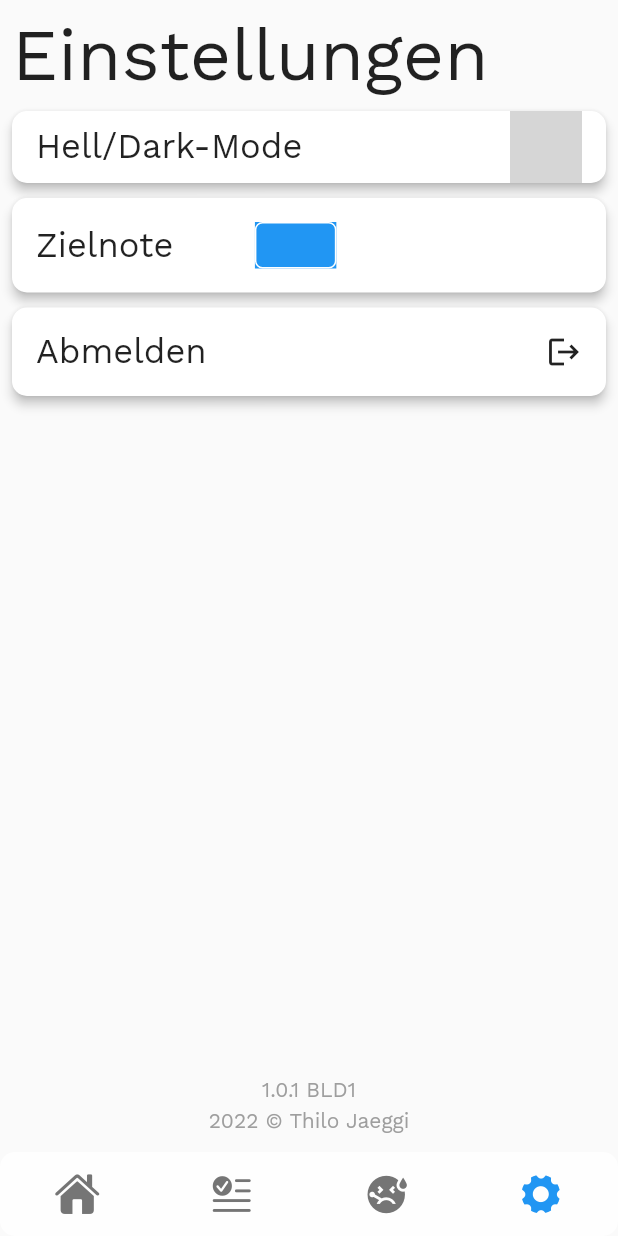
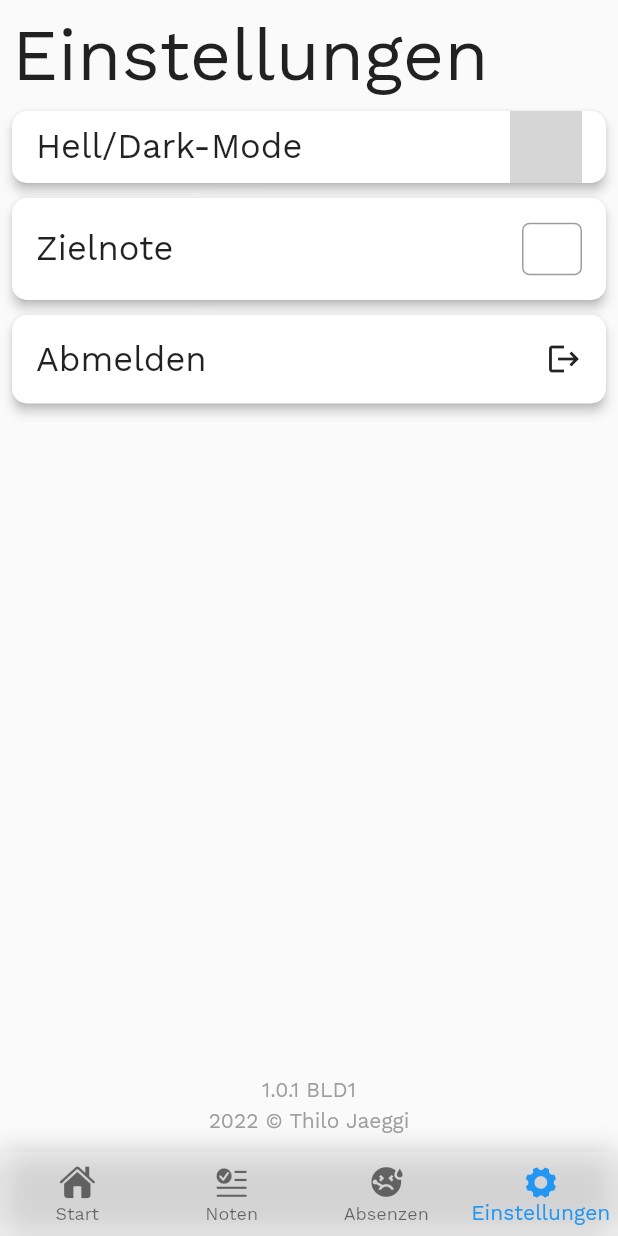
Before and after one commit to thilojaeggi/notely, a Flutter app: the ViewContainerWidget screen opened directly, item 4 of the bottom bar chosen, after a tap on "Hell/Dark-Mode", on a phone screen of 412 x 824 dp. Run offline on Flutter 3.47's test engine with Material 2 defaults, Android fonts, the phone set to English and light mode, and no system bars; drawn by our look-alikes of custom_navigation_bar; our stand-ins replace dropdown_button2, fl_chart, flutter_local_notifications, flutter_secure_storage, flutter_spinkit, package_info_plus and 4 more; missing offline and left inert: day_night_switcher, fl_toast, window_manager, workmanager; accounts and stored records are empty; network calls fail; grey boxes are pictures that could not be loaded.

Commit message:
Target Grade TextField. New Globals.

```diff
--- a/lib/config/Globals.dart
+++ b/lib/config/Globals.dart
@@ -1,3 +1,2 @@
-class Globals {
-  static String apiBase = "https://kaschuso.so.ch/public";
-}
+String apiBase = "https://kaschuso.so.ch/public";
+String accessToken = "";
--- a/lib/pages/grades_page.dart
+++ b/lib/pages/grades_page.dart
@@ -9,6 +9,7 @@ import 'package:http/http.dart' as http;
 import 'package:flutter_spinkit/flutter_spinkit.dart';
 
 import '../Models/Grade.dart';
+import '../config/Globals.dart';
 
 class GradesPage extends StatefulWidget {
   const GradesPage({Key? key}) : super(key: key);
@@ -63,7 +64,6 @@ class _GradesPageState extends State<GradesPage> {
 
   Future<void> getData() async {
     final prefs = await SharedPreferences.getInstance();
-    String _accessToken = prefs.getString('accessToken') ?? "";
     String school = prefs.getString("school") ?? "ksso";
     String url =
         "https://kaschuso.so.ch/public/${school.toLowerCase()}/rest/v1/me/grades";
@@ -71,9 +71,8 @@ class _GradesPageState extends State<GradesPage> {
     print(url);
     try {
       await http.get(Uri.parse(debugUrl), headers: {
-        'Authorization': 'Bearer $_accessToken',
+        'Authorization': 'Bearer $accessToken',
       }).then((response) {
-        print(response.body);
         _gradeList = (json.decode(response.body) as List)
             .map((i) => Grade.fromJson(i))
             .toList();
@@ -107,6 +106,7 @@ class _GradesPageState extends State<GradesPage> {
     super.initState();
     getExistingData();
     getData();
+    print(accessToken);
   }
 
   Widget _buildGradeCard(BuildContext context, int index) {
--- a/lib/pages/settings_page.dart
+++ b/lib/pages/settings_page.dart
@@ -1,15 +1,16 @@
+import 'dart:io';
 import 'dart:math';
 
 import 'package:day_night_switcher/day_night_switcher.dart';
-import 'package:dropdown_button2/dropdown_button2.dart';
 import 'package:flutter/material.dart';
 import 'package:flutter/services.dart';
 import 'package:flutter_secure_storage/flutter_secure_storage.dart';
 import 'package:page_transition/page_transition.dart';
-import 'package:schulnetz/pages/login_page.dart';
 import 'package:shared_preferences/shared_preferences.dart';
 import 'package:theme_provider/theme_provider.dart';
 import 'package:package_info_plus/package_info_plus.dart';
+
+import 'login_page.dart';
 
 class SettingsPage extends StatefulWidget {
   const SettingsPage({Key? key}) : super(key: key);
@@ -34,7 +35,7 @@ class _SettingsPageState extends State<SettingsPage> {
 
   Future<void> _initPackageInfo() async {}
 
-  void enableDarkMode(bool dark) {
+  Future<void> enableDarkMode(bool dark) async {
     if (dark) {
       ThemeProvider.controllerOf(context).setTheme("dark_theme");
     } else {
@@ -106,7 +107,79 @@ class _SettingsPageState extends State<SettingsPage> {
               clipBehavior: Clip.antiAlias,
               child: Padding(
                 padding:
-                    const EdgeInsets.only(left: 16.0, bottom: 16.0, top: 16.0),
+                    const EdgeInsets.only(left: 0.0, bottom: 6.0, top: 6.0),
+                child: ListTile(
+                  leading: Text(
+                    "Zielnote",
+                    style: TextStyle(
+                      fontSize: 23,
+                    ),
+                  ),
+                  trailing: SizedBox(
+                    width: 40,
+                    child: TextField(
+                      maxLines: 1,
+                      decoration: InputDecoration(
+                        isDense: true,
+                        contentPadding: EdgeInsets.all(8.0),
+                        enabledBorder: const OutlineInputBorder(
+                          borderRadius: BorderRadius.all(
+                            Radius.circular(5),
+                          ),
+                          borderSide: BorderSide(color: Colors.grey, width: 1),
+                        ),
+                        focusedBorder: const OutlineInputBorder(
+                          borderRadius: BorderRadius.all(
+                            Radius.circular(5),
+                          ),
+                          borderSide:
+                              BorderSide(color: Colors.grey, width: 1.5),
+                        ),
+                      ),
+                      keyboardType: Platform.isIOS
+                          ? TextInputType.numberWithOptions(
+                              signed: true, decimal: true)
+                          : TextInputType.number,
+                      textInputAction: TextInputAction.done,
+                      inputFormatters: [
+                        FilteringTextInputFormatter.allow(RegExp(r"[0-9.]")),
+                        TextInputFormatter.withFunction((oldValue, newValue) {
+                          final TextSelection newSelection = newValue.selection;
+                          String truncated = newValue.text;
+                          final double? value = double.tryParse(newValue.text);
+                          if (value == null) {
+                            return TextEditingValue(
+                              text: truncated,
+                              selection: newSelection,
+                            );
+                          }
+                          if (value > maxInputValue || value == 0) {
+                            truncated = "6";
+                          }
+                          return TextEditingValue(
+                              text: truncated, selection: newSelection);
+                        }),
+                      ],
+                    ),
+                  ),
+                ),
+              ),
+            ),
+            /*
+
+            Card(
+              elevation: 3,
+              margin: const EdgeInsets.only(bottom: 10),
+              shape: RoundedRectangleBorder(
+                borderRadius: BorderRadius.circular(10),
+              ),
+              clipBehavior: Clip.antiAlias,
+              child: Padding(
+                padding: const EdgeInsets.only(
+                    left: 16.0,
+                    bottom: 16.0,
+                    top:
+                        16.0),
                 child: Row(
                   children: [
                     Flexible(
@@ -122,59 +195,13 @@ class _SettingsPageState extends State<SettingsPage> {
                     Flexible(
                       child: Container(
                         color: Colors.blue,
-                        child: TextField(
-                          maxLines: 1,
-                          decoration: InputDecoration(
-                            isDense: true,
-                            contentPadding: EdgeInsets.all(6.0),
-                            hintStyle: const TextStyle(color: Colors.white),
-                            enabledBorder: const OutlineInputBorder(
-                              borderRadius: BorderRadius.all(
-                                Radius.circular(5),
-                              ),
-                              borderSide:
-                                  BorderSide(color: Colors.white, width: 1),
-                            ),
-                            focusedBorder: const OutlineInputBorder(
-                              borderRadius: BorderRadius.all(
-                                Radius.circular(5),
-                              ),
-                              borderSide:
-                                  BorderSide(color: Colors.white, width: 1.5),
-                            ),
-                          ),
-                          keyboardType: TextInputType.number,
-                          inputFormatters: [
-                            FilteringTextInputFormatter.allow(
-                                RegExp(r"[0-9.]")),
-                            TextInputFormatter.withFunction(
-                                (oldValue, newValue) {
-                              final TextSelection newSelection =
-                                  newValue.selection;
-                              String truncated = newValue.text;
-                              final double? value =
-                                  double.tryParse(newValue.text);
-                              if (value == null) {
-                                return TextEditingValue(
-                                  text: truncated,
-                                  selection: newSelection,
-                                );
-                              }
-                              if (value > maxInputValue || value == 0) {
-                                truncated = maxInputValue.toString();
-                              }
-
-                              return TextEditingValue(
-                                  text: truncated, selection: newSelection);
-                            }),
-                          ],
-                        ),
+                        child:
                       ),
                     )
                   ],
                 ),
               ),
-            ),
+            ),*/
             GestureDetector(
               onTap: () async {
                 const storage = FlutterSecureStorage();
--- a/lib/pages/start_page.dart
+++ b/lib/pages/start_page.dart
@@ -28,7 +28,6 @@ class StartPage extends StatefulWidget {
 class _StartPageState extends State<StartPage> {
   String _name = "";
   String _email = "";
-  String _accessToken = "";
   List _classList = List.empty(growable: true);
   final storage = const FlutterSecureStorage();
   String school = "";
@@ -48,18 +47,16 @@ class _StartPageState extends State<StartPage> {
 
   Future<void> getMe() async {
     final prefs = await SharedPreferences.getInstance();
-    _accessToken = await prefs.getString("accessToken") ?? "";
     school = await prefs.getString("school") ?? "ksso";
-    print(_accessToken);
+    print(accessToken);
     print(school);
     String url =
         "https://kaschuso.so.ch/public/" + school.toLowerCase() + "/rest/v1/me";
     print(url);
     try {
       await http.get(Uri.parse(url), headers: {
-        'Authorization': 'Bearer $_accessToken',
+        'Authorization': 'Bearer $accessToken',
       }).then((response) {
-        print(response.body);
         _user = jsonDecode(response.body);
       });
     } catch (e) {
@@ -86,12 +83,12 @@ class _StartPageState extends State<StartPage> {
     super.initState();
     getExistingValues();
     getMe();
+    print(accessToken);
   }
 
   @override
   Widget build(BuildContext context) {
     return Container(
-      color: Colors.transparent,
       width: double.infinity,
       height: double.infinity,
       padding: const EdgeInsets.only(left: 8),
--- a/lib/view_container.dart
+++ b/lib/view_container.dart
@@ -1,17 +1,17 @@
 import 'dart:ui';
 
-import 'package:custom_navigation_bar/custom_navigation_bar.dart';
 import 'package:flutter/cupertino.dart';
 import 'package:flutter/material.dart';
 import 'package:flutter_secure_storage/flutter_secure_storage.dart';
-import 'package:schulnetz/pages/settings_page.dart';
-import 'package:schulnetz/pages/start_page.dart';
 import 'package:shared_preferences/shared_preferences.dart';
 import 'package:http/http.dart' as http;
 import 'package:theme_provider/theme_provider.dart';
 
+import 'config/Globals.dart';
 import 'pages/absences_page.dart';
 import 'pages/grades_page.dart';
+import 'pages/settings_page.dart';
+import 'pages/start_page.dart';
 
 class ViewContainerWidget extends StatefulWidget {
   const ViewContainerWidget({Key? key}) : super(key: key);
@@ -77,8 +77,8 @@ class _ViewContainerWidgetState extends State<ViewContainerWidget>
         trimmedString = trimmedString
             .substring(trimmedString.indexOf("#") + 1)
             .replaceAll("access_token=", "");
-        prefs.setString("accessToken", trimmedString);
-        print(trimmedString);
+        accessToken = trimmedString;
+        print(accessToken);
       } else {}
     });
   }
@@ -121,7 +121,6 @@ class _ViewContainerWidgetState extends State<ViewContainerWidget>
                 ],
               ),
               const VerticalDivider(thickness: 1, width: 1),
-              // This is the main content.
               Expanded(
                 child: SafeArea(
                   child: _pages[_selectedIndex],
@@ -133,40 +132,6 @@ class _ViewContainerWidgetState extends State<ViewContainerWidget>
       } else {
         return Scaffold(
           extendBody: true,
-          bottomNavigationBar: CustomNavigationBar(
-            backgroundColor:
-                (ThemeProvider.controllerOf(context).currentThemeId ==
-                        'dark_theme')
-                    ? Colors.grey.withOpacity(0.2)
-                    : Colors.white.withOpacity(0.5),
-            borderRadius: Radius.circular(10.0),
-            selectedColor: Colors.blue,
-            blurEffect: true,
-            iconSize: 30.0,
-            scaleFactor: 0.1,
-            elevation: 0,
-            unSelectedColor: Colors.grey[600],
-            items: <CustomNavigationBarItem>[
-              CustomNavigationBarItem(
-                icon: Icon(
-                  CupertinoIcons.house_fill,
-                ),
-              ),
-              CustomNavigationBarItem(
-                icon: Icon(
-                  CupertinoIcons.text_badge_checkmark,
-                ),
-              ),
-              CustomNavigationBarItem(
-                icon: Icon(Icons.sick),
-              ),
-              CustomNavigationBarItem(
-                icon: Icon(CupertinoIcons.gear_solid),
-              ),
-            ],
-            currentIndex: _selectedIndex,
-            onTap: changeDestination,
-          ),
           body: SafeArea(
             child: _pages[_selectedIndex],
             bottom: false,
@@ -174,6 +139,48 @@ class _ViewContainerWidgetState extends State<ViewContainerWidget>
             right: true,
             top: true,
           ),
+          bottomNavigationBar: Theme(
+            data: Theme.of(context).copyWith(
+              useMaterial3: true,
+            ),
+            child: Container(
+              clipBehavior: Clip.antiAlias,
+              decoration: BoxDecoration(
+                boxShadow: [
+                  BoxShadow(
+                      color: Colors.black.withOpacity(0.2), blurRadius: 16.0),
+                ],
+                color: Colors.white.withOpacity(0.1),
+              ),
+              child: BackdropFilter(
+                filter: new ImageFilter.blur(sigmaX: 5.0, sigmaY: 5.0),
+                child: BottomNavigationBar(
+                  type: BottomNavigationBarType.fixed,
+                  backgroundColor: Colors.white.withOpacity(0.1),
+                  elevation: 0,
+                  items: const <BottomNavigationBarItem>[
+                    BottomNavigationBarItem(
+                        icon: Icon(
+                          CupertinoIcons.house_fill,
+                        ),
+                        label: "Start"),
+                    BottomNavigationBarItem(
+                        icon: Icon(
+                          CupertinoIcons.text_badge_checkmark,
+                        ),
+                        label: "Noten"),
+                    BottomNavigationBarItem(
+                        icon: Icon(Icons.sick), label: "Absenzen"),
+                    BottomNavigationBarItem(
+                        icon: Icon(CupertinoIcons.gear_solid),
+                        label: "Einstellungen"),
+                  ],
+                  currentIndex: _selectedIndex,
+                  onTap: changeDestination,
+                ),
+              ),
+            ),
+          ),
         );
       }
     });
--- a/pubspec.yaml
+++ b/pubspec.yaml
@@ -1,4 +1,4 @@
-name: schulnetz
+name: Notely
 description: A new Flutter project.
 
 # The following line prevents the package from being accidentally published to
@@ -56,7 +56,8 @@ dependencies:
   workmanager: ^0.5.0
   animated_theme_switcher: "^2.0.5"
   shimmer: ^2.0.0
-  custom_navigation_bar: ^0.8.2
+  glassmorphism_widgets: ^0.1.1
+  window_manager: ^0.2.5
 dev_dependencies:
   flutter_launcher_icons: ^0.9.3
   flutter_test:
```
Also changed, not shown: lib/main.dart (+19 -5 lines), lib/pages/absences_page.dart (+5 -4 lines), lib/pages/login_page.dart (+7 -9 lines), pubspec.lock, 12 other files.
